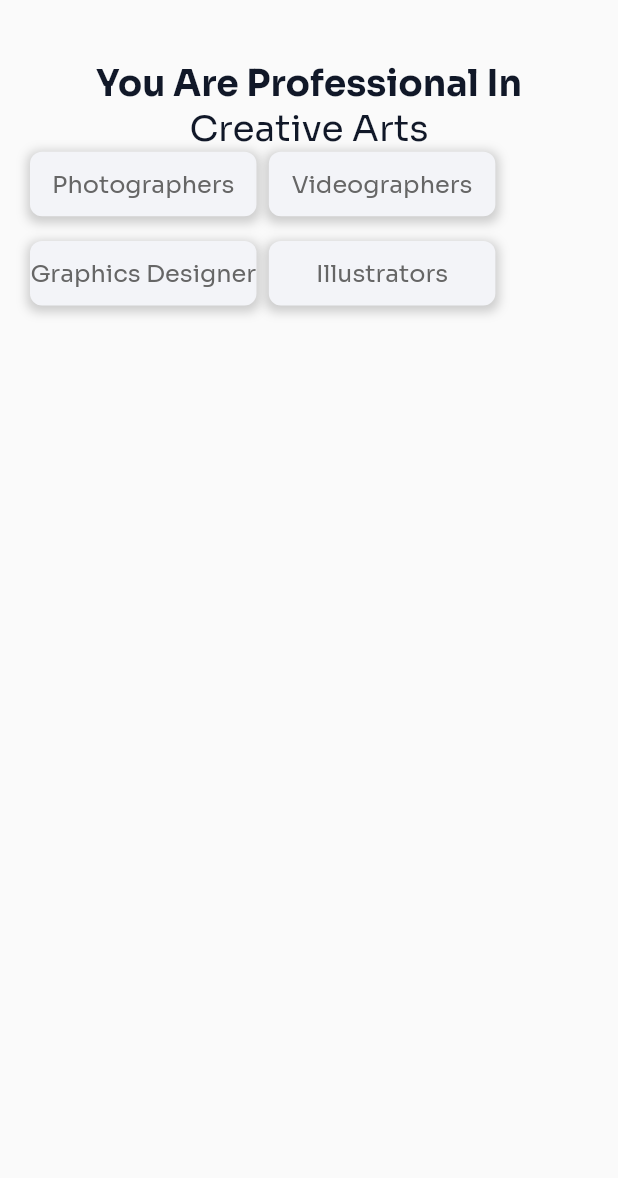
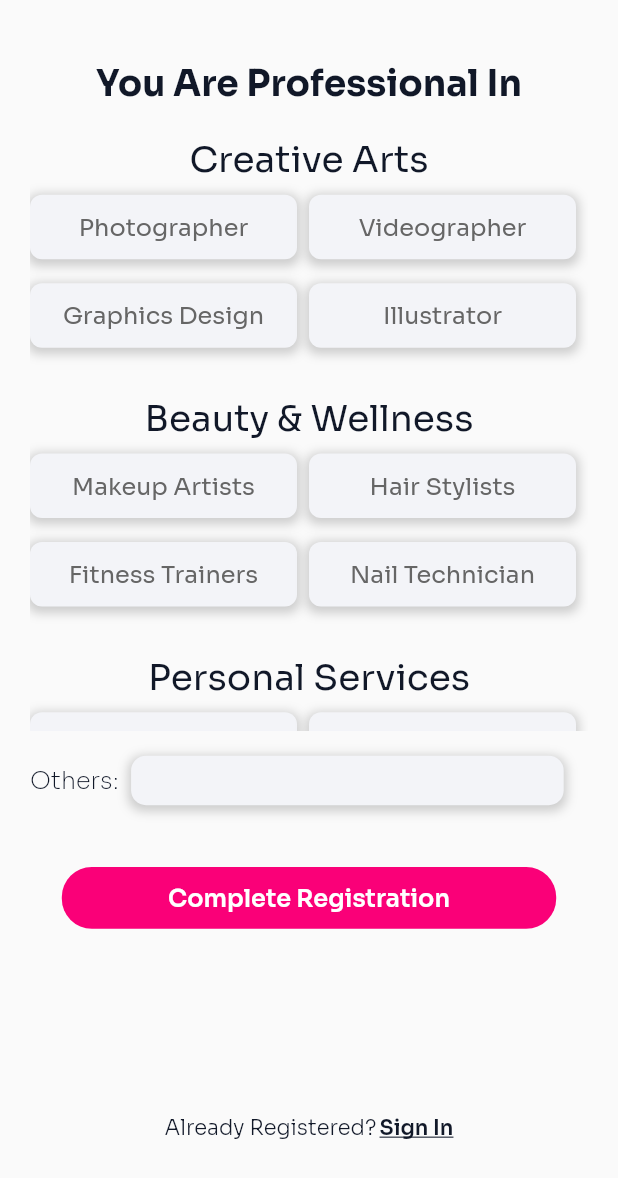
Before and after one commit to Izkumberdu/localancer, a Flutter app: the screen it shows after launch, on a phone screen of 412 x 824 dp. Shown: the top 1178 px of the screen. Run offline on Flutter 3.47's test engine with Material 2 defaults, Android fonts, the phone set to English and light mode, and no system bars; our stand-ins replace dotted_border, google_fonts.

Commit message:
completed register

```diff
--- a/lib/Screens/Register/register-Freelancer.dart
+++ b/lib/Screens/Register/register-Freelancer.dart
@@ -1,18 +1,24 @@
-// ignore_for_file: prefer_const_constructors
-
 import 'package:flutter/material.dart';
+import 'package:google_fonts/google_fonts.dart';
 import 'package:localancer/app_styles.dart';
 import 'package:localancer/size_config.dart';
 
 class RegisterFreelancer extends StatefulWidget {
-  const RegisterFreelancer({super.key});
+  const RegisterFreelancer({Key? key});
 
   @override
   State<RegisterFreelancer> createState() => _RegisterFreelancerState();
 }
 
 class _RegisterFreelancerState extends State<RegisterFreelancer> {
-  String? selectedCategory;
+  List<String> selectedPhotographers = [];
+  List<String> selectedVideographers = [];
+  List<String> selectedGraphicsDesigners = [];
+  List<String> selectedIllustrators = [];
+  List<String> selectedTechnologyServices = [];
+  List<String> selectedCulinaryServices = [];
+  List<String> selectedHealthServices = [];
+
   @override
   Widget build(BuildContext context) {
     SizeConfig sizeConfig = SizeConfig();
@@ -31,29 +37,194 @@ class _RegisterFreelancerState extends State<RegisterFreelancer> {
                 style: SoraBold.copyWith(fontSize: 24),
               ),
             ),
-            SingleChildScrollView(
+            SizedBox(
+              height: SizeConfig.blockSizeVertical! * 0.5,
+            ),
+            Container(
+              height: MediaQuery.of(context).size.height * 0.5,
+              child: SingleChildScrollView(
                 scrollDirection: Axis.vertical,
                 child: Column(
                   mainAxisAlignment: MainAxisAlignment.start,
                   children: [
-                  Text(
+                    SizedBox(
+                      height: SizeConfig.blockSizeVertical! * 2,
+                    ),
+                    buildCategory(
                       'Creative Arts',
-                    style: SoraRegular.copyWith(fontSize: 24),
-                  ), // Title of the List
+                      selectedPhotographers,
+                    ),
+                    SizedBox(
+                      height: SizeConfig.blockSizeVertical! * 2,
+                    ),
+                    buildCategory(
+                      'Beauty & Wellness',
+                      selectedVideographers,
+                    ),
+                    SizedBox(
+                      height: SizeConfig.blockSizeVertical! * 2,
+                    ),
+                    buildCategory(
+                      'Personal Services',
+                      selectedGraphicsDesigners,
+                    ),
+                    SizedBox(
+                      height: SizeConfig.blockSizeVertical! * 2,
+                    ),
+                    buildCategory(
+                      'Skilled Trades',
+                      selectedIllustrators,
+                    ),
+                    buildCategory(
+                        'Technology Services', selectedTechnologyServices),
+                    buildCategory(
+                        'Culinary Services', selectedCulinaryServices),
+                    buildCategory('Healthcare Services', selectedHealthServices)
+                  ],
+                ),
+              ),
+            ),
+            SizedBox(
+              height: SizeConfig.blockSizeVertical! * 2,
+            ),
             Row(
               children: [
-                      GestureDetector(
+                Text(
+                  'Others:',
+                  style: SoraExtraLight.copyWith(fontSize: 16),
+                ),
+                SizedBox(
+                  width: SizeConfig.blockSizeHorizontal! * 2,
+                ),
+                Container(
+                  height: SizeConfig.blockSizeVertical! * 4,
+                  width: SizeConfig.blockSizeHorizontal! * 70,
+                  decoration: BoxDecoration(
+                    borderRadius: BorderRadius.all(Radius.circular(10)),
+                    color: kLightGrey,
+                    boxShadow: [
+                      BoxShadow(
+                        color: Colors.grey.withOpacity(0.5),
+                        spreadRadius: 2,
+                        blurRadius: 5,
+                        offset: Offset(0, 2),
+                      ),
+                    ],
+                  ),
+                  child: Row(
+                    children: [
+                      Expanded(
+                        child: Padding(
+                          padding: EdgeInsets.only(bottom: 10),
+                          child: TextFormField(
+                            decoration:
+                                InputDecoration(border: InputBorder.none),
+                          ),
+                        ),
+                      ),
+                    ],
+                  ),
+                ),
+              ],
+            ),
+            SizedBox(
+              height: SizeConfig.blockSizeVertical! * 5,
+            ),
+            Row(
+              mainAxisAlignment: MainAxisAlignment.center,
+              children: [
+                Container(
+                  height: SizeConfig.blockSizeVertical! * 5,
+                  width: SizeConfig.blockSizeHorizontal! * 80,
+                  decoration: BoxDecoration(
+                    borderRadius: BorderRadius.all(Radius.circular(20)),
+                    color: kPink,
+                  ),
+                  child: Row(
+                    mainAxisAlignment: MainAxisAlignment.center,
+                    children: [
+                      Text('Complete Registration',
+                          style: GoogleFonts.sora(
+                            fontWeight: FontWeight.w600,
+                            color: Colors.white,
+                            fontSize: 16,
+                          ))
+                    ],
+                  ),
+                ),
+              ],
+            ),
+            SizedBox(
+              height: SizeConfig.blockSizeVertical! * 15,
+            ),
+            Row(
+              mainAxisAlignment: MainAxisAlignment.center,
+              children: [
+                Text(
+                  'Already Registered?',
+                  style: SoraLight.copyWith(
+                    fontSize: 14,
+                  ),
+                ),
+                SizedBox(
+                  width: SizeConfig.blockSizeHorizontal! * 0.5,
+                ),
+                Text('Sign In',
+                    style: SoraSemiBold.copyWith(
+                      fontSize: 14,
+                      decoration: TextDecoration.underline,
+                    )),
+              ],
+            ),
+          ],
+        ),
+      ),
+    );
+  }
+
+  Widget buildCategory(String categoryName, List<String> selectedItems) {
+    List<String> categoryItems = getCategoryItems(categoryName);
+
+    int rowCount = (categoryItems.length / 2).ceil();
+    double rowSpacing = 16.0;
+
+    return Column(
+      children: [
+        Text(
+          categoryName,
+          style: SoraRegular.copyWith(fontSize: 24),
+        ),
+        SizedBox(
+          height: 8,
+        ),
+        Column(
+          children: List.generate(rowCount, (rowIndex) {
+            int startIndex = rowIndex * 2;
+            int endIndex = startIndex + 2;
+            List<String> rowItems = categoryItems.sublist(
+                startIndex, endIndex.clamp(0, categoryItems.length));
+
+            return Column(
+              children: [
+                Row(
+                  children: rowItems.map((item) {
+                    return Expanded(
+                      child: GestureDetector(
                         onTap: () {
                           setState(() {
-                            selectedCategory = 'Photographers';
+                            if (selectedItems.contains(item)) {
+                              selectedItems.remove(item);
+                            } else {
+                              selectedItems.add(item);
+                            }
                           });
                         },
                         child: Container(
                           height: 43,
-                          width: 151,
+                          margin: EdgeInsets.only(right: 8),
                           decoration: BoxDecoration(
                             borderRadius: BorderRadius.all(Radius.circular(8)),
-                            color: selectedCategory == 'Photographers'
+                            color: selectedItems.contains(item)
                                 ? kPink
                                 : kLightGrey,
                             boxShadow: [
@@ -67,112 +238,64 @@ class _RegisterFreelancerState extends State<RegisterFreelancer> {
                           ),
                           child: Center(
                             child: Text(
-                              'Photographers',
+                              item,
                               style: SoraRegular.copyWith(
                                   fontSize: 16, color: kGrey),
                             ),
                           ),
                         ),
                       ),
-                      SizedBox(
-                        width: SizeConfig.blockSizeHorizontal! * 2,
+                    );
+                  }).toList(),
                 ),
-                      GestureDetector(
-                        onTap: () {
-                          setState(() {
-                            selectedCategory = 'Videographers';
-                          });
-                        },
-                        child: Container(
-                          height: 43,
-                          width: 151,
-                          decoration: BoxDecoration(
-                            borderRadius: BorderRadius.all(Radius.circular(8)),
-                            color: selectedCategory == 'Videographers'
-                                ? kPink
-                                : kLightGrey,
-                            boxShadow: [
-                              BoxShadow(
-                                color: Colors.grey.withOpacity(0.5),
-                                spreadRadius: 2,
-                                blurRadius: 5,
-                                offset: Offset(0, 2),
+                SizedBox(height: rowSpacing),
+              ],
+            );
+          }),
         ),
       ],
-                          ),
-                          child: Center(
-                            child: Text(
-                              'Videographers',
-                              style: SoraRegular.copyWith(
-                                  fontSize: 16, color: kGrey),
-                            ),
-                          ),
-                        ),
-                      ),
-                    ],
-                  ),
-                  SizedBox(
-                    height: SizeConfig.blockSizeVertical! * 2,
-                  ),
-                  Row(
-                    children: [
-                      Container(
-                        height: 43,
-                        width: 151,
-                        decoration: BoxDecoration(
-                          borderRadius: BorderRadius.all(Radius.circular(8)),
-                          color: kLightGrey,
-                          boxShadow: [
-                            BoxShadow(
-                              color: Colors.grey.withOpacity(0.5),
-                              spreadRadius: 2,
-                              blurRadius: 5,
-                              offset: Offset(0, 2),
-                            ),
-                          ],
-                        ),
-                        child: Center(
-                          child: Text(
-                            'Graphics Designer',
-                            style: SoraRegular.copyWith(
-                                fontSize: 16, color: kGrey),
-                          ),
-                        ),
-                      ),
-                      SizedBox(
-                        width: SizeConfig.blockSizeHorizontal! * 2,
-                      ),
-                      Container(
-                        height: 43,
-                        width: 151,
-                        decoration: BoxDecoration(
-                          borderRadius: BorderRadius.all(Radius.circular(8)),
-                          color: kLightGrey,
-                          boxShadow: [
-                            BoxShadow(
-                              color: Colors.grey.withOpacity(0.5),
-                              spreadRadius: 2,
-                              blurRadius: 5,
-                              offset: Offset(0, 2),
-                            ),
-                          ],
-                        ),
-                        child: Center(
-                          child: Text(
-                            'Illustrators',
-                            style: SoraRegular.copyWith(
-                                fontSize: 16, color: kGrey),
-                          ),
-                        ),
-                      ),
-                    ],
-                  )
-                ],
-              ),
-            )
-          ],
-        ),
-      ),
     );
   }
+
+  List<String> getCategoryItems(String categoryName) {
+    switch (categoryName) {
+      case 'Creative Arts':
+        return [
+          'Photographer',
+          'Videographer',
+          'Graphics Design',
+          'Illustrator',
+        ];
+      case 'Beauty & Wellness':
+        return [
+          'Makeup Artists',
+          'Hair Stylists',
+          'Fitness Trainers',
+          'Nail Technician'
+        ];
+      case 'Personal Services':
+        return [
+          'Personal Stylist',
+          'Yoga Instructor',
+          'Fitness Trainers',
+          'Masseuse'
+        ];
+      case 'Skilled Trades':
+        return ['Electricians', 'Plumbers', 'Carpenters', 'Painters'];
+      case 'Technology Services':
+        return [
+          'IT Consultants',
+          'Computer Technicians',
+          'Network Installers',
+          'Hardware Cleaner'
+        ];
+      case 'Culinary Services':
+        return ['Personal Chefs', 'Caterers', 'Bartenders', 'Cake Designers'];
+      case 'Healthcare Services':
+        return ['Nurses', 'Caregivers', 'Physical Therapists', 'Nutritionists'];
+
+      default:
+        return [];
     }
+  }
+}
```
Also changed, not shown: lib/Screens/Register/register-Client.dart (+301 -0 lines). Lines whose indentation alone changed are shown as unchanged.
